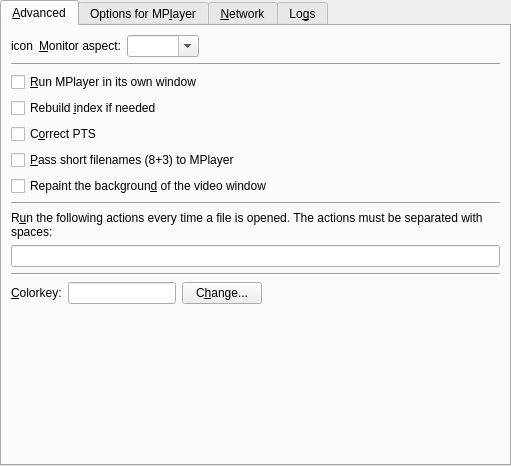
Before: the Qt Designer form src/prefadvanced.ui in wilbert2000/wzplayer, drawn with Qt 5.
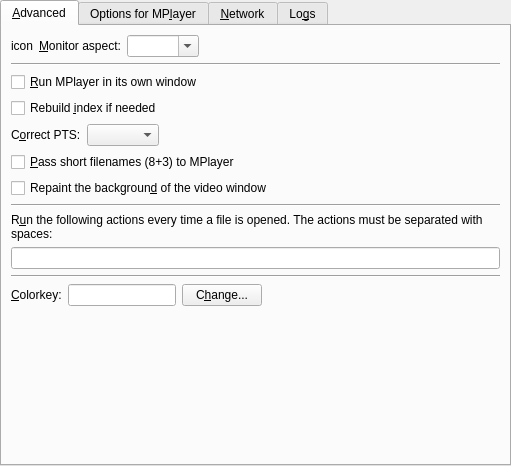
After: the same form once the commit is applied. Custom widgets are drawn as their Qt base class.

Commit message: Now the correct pts option can have a value of "auto". In this case neither -correct-pts nor -nocorrect-pts are passed to mplayer.

The edit to the form file:
```diff
--- a/src/prefadvanced.ui
+++ b/src/prefadvanced.ui
@@ -131,11 +131,34 @@
         </widget>
        </item>
        <item>
-        <widget class="QCheckBox" name="correct_pts_check" >
-         <property name="text" >
-          <string>C&amp;orrect PTS</string>
-         </property>
-        </widget>
+        <layout class="QHBoxLayout" >
+         <item>
+          <widget class="QLabel" name="label_8" >
+           <property name="text" >
+            <string>C&amp;orrect PTS:</string>
+           </property>
+           <property name="buddy" >
+            <cstring>correct_pts_combo</cstring>
+           </property>
+          </widget>
+         </item>
+         <item>
+          <widget class="TristateCombo" name="correct_pts_combo" />
+         </item>
+         <item>
+          <spacer>
+           <property name="orientation" >
+            <enum>Qt::Horizontal</enum>
+           </property>
+           <property name="sizeHint" >
+            <size>
+             <width>40</width>
+             <height>20</height>
+            </size>
+           </property>
+          </spacer>
+         </item>
+        </layout>
        </item>
        <item>
         <widget class="QCheckBox" name="shortnames_check" >
@@ -269,7 +292,7 @@
          <property name="sizeHint" >
           <size>
            <width>489</width>
-           <height>20</height>
+           <height>51</height>
           </size>
          </property>
         </spacer>
@@ -798,6 +821,11 @@
    <extends>QComboBox</extends>
    <header>mycombobox.h</header>
   </customwidget>
+  <customwidget>
+   <class>TristateCombo</class>
+   <extends>QComboBox</extends>
+   <header>tristatecombo.h</header>
+  </customwidget>
  </customwidgets>
  <tabstops>
   <tabstop>advanced_tab</tabstop>
```
Left out of the diff: 2 changed lines with no effect on the pictures. The commit also changes 6 other files.
